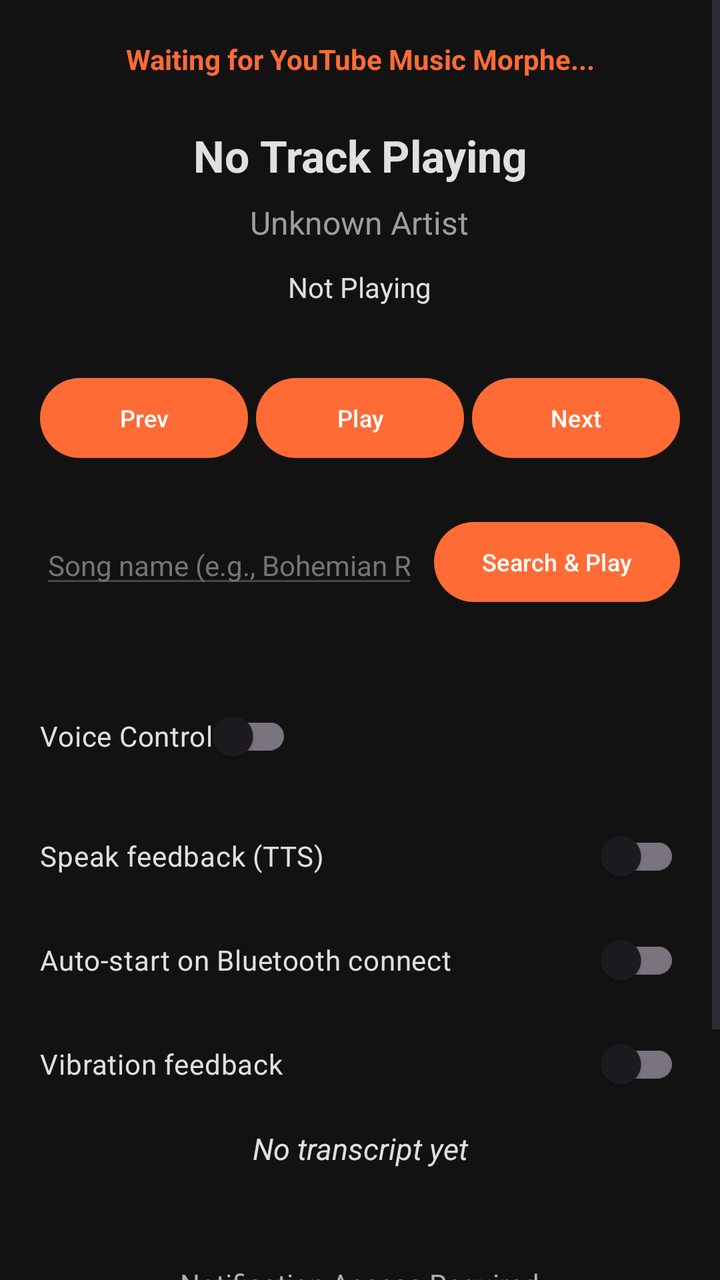
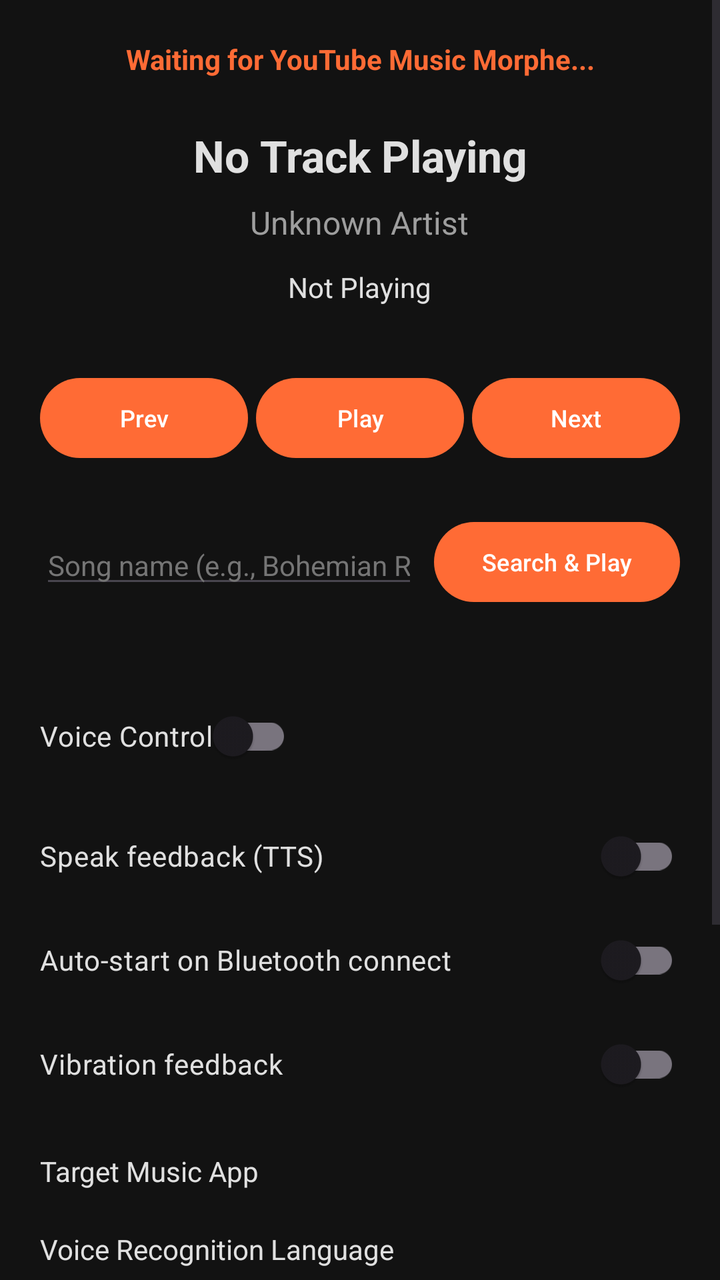

Screens rendered from an Android XML layout before and after an edit, with the pre-edit source and the edit as a unified diff.
<!-- AndroidManifest.xml: application theme Theme.Cadence -->
<!-- res/layout/activity_main.xml -->
<?xml version="1.0" encoding="utf-8"?>
<ScrollView xmlns:android="http://schemas.android.com/apk/res/android"
    android:layout_width="match_parent"
    android:layout_height="match_parent"
    android:fillViewport="true">

    <LinearLayout
        android:layout_width="match_parent"
        android:layout_height="wrap_content"
        android:gravity="center"
        android:orientation="vertical"
        android:padding="20dp">

    
    <TextView
        android:id="@+id/tv_target_status"
        android:layout_width="wrap_content"
        android:layout_height="wrap_content"
        android:gravity="center"
        android:text="@string/target_disconnected"
        android:textColor="@color/primary"
        android:textSize="14sp"
        android:textStyle="bold" />

    
    <TextView
        android:id="@+id/tv_current_track"
        android:layout_width="wrap_content"
        android:layout_height="wrap_content"
        android:layout_marginTop="24dp"
        android:gravity="center"
        android:text="@string/no_track_playing"
        android:textColor="@color/onBackground"
        android:textSize="22sp"
        android:textStyle="bold" />

    
    <TextView
        android:id="@+id/tv_current_artist"
        android:layout_width="wrap_content"
        android:layout_height="wrap_content"
        android:layout_marginTop="8dp"
        android:gravity="center"
        android:text="@string/unknown_artist"
        android:textColor="#9E9E9E"
        android:textSize="16sp" />

    
    <TextView
        android:id="@+id/tv_playback_status"
        android:layout_width="wrap_content"
        android:layout_height="wrap_content"
        android:layout_marginTop="12dp"
        android:gravity="center"
        android:text="@string/status_unknown"
        android:textColor="@color/onBackground"
        android:textSize="14sp" />

    
    <LinearLayout
        android:layout_width="match_parent"
        android:layout_height="wrap_content"
        android:layout_marginTop="32dp"
        android:gravity="center"
        android:orientation="horizontal">

        <Button
            android:id="@+id/btn_previous"
            android:layout_width="0dp"
            android:layout_height="wrap_content"
            android:layout_weight="1"
            android:layout_marginEnd="4dp"
            android:paddingStart="4dp"
            android:paddingEnd="4dp"
            android:textSize="12sp"
            android:maxLines="1"
            android:text="@string/btn_previous" />

        <Button
            android:id="@+id/btn_play_pause"
            android:layout_width="0dp"
            android:layout_height="wrap_content"
            android:layout_weight="1"
            android:paddingStart="4dp"
            android:paddingEnd="4dp"
            android:textSize="12sp"
            android:maxLines="1"
            android:text="@string/btn_play" />

        <Button
            android:id="@+id/btn_next"
            android:layout_width="0dp"
            android:layout_height="wrap_content"
            android:layout_weight="1"
            android:layout_marginStart="4dp"
            android:paddingStart="4dp"
            android:paddingEnd="4dp"
            android:textSize="12sp"
            android:maxLines="1"
            android:text="@string/btn_next" />

    </LinearLayout>

    
    <LinearLayout
        android:layout_width="match_parent"
        android:layout_height="wrap_content"
        android:layout_marginTop="24dp"
        android:gravity="center_vertical"
        android:orientation="horizontal">

        <EditText
            android:id="@+id/et_search_query"
            android:layout_width="0dp"
            android:layout_height="wrap_content"
            android:layout_weight="1"
            android:hint="@string/search_hint"
            android:textColor="@color/onBackground"
            android:textColorHint="#757575"
            android:textSize="14sp"
            android:maxLines="1"
            android:inputType="text" />

        <Button
            android:id="@+id/btn_search_play"
            android:layout_width="wrap_content"
            android:layout_height="wrap_content"
            android:layout_marginStart="8dp"
            android:text="@string/search_button"
            android:textSize="12sp" />

    </LinearLayout>

    <TextView
        android:id="@+id/tv_search_state"
        android:layout_width="wrap_content"
        android:layout_height="wrap_content"
        android:layout_marginTop="8dp"
        android:gravity="center"
        android:textColor="@color/primary"
        android:textSize="14sp" />

    
    <LinearLayout
        android:orientation="horizontal"
        android:layout_width="match_parent"
        android:layout_height="wrap_content"
        android:gravity="center_vertical"
        android:paddingVertical="12dp">

        <androidx.appcompat.widget.SwitchCompat
            android:id="@+id/swVoiceControl"
            android:layout_width="wrap_content"
            android:layout_height="wrap_content"
            android:text="@string/voice_toggle_label"
            android:textColor="@color/onBackground" />

        <TextView
            android:id="@+id/tvVoiceState"
            android:layout_width="0dp"
            android:layout_height="wrap_content"
            android:layout_weight="1"
            android:gravity="end|center_vertical"
            android:textColor="@color/primary"
            android:textSize="14sp" />
    </LinearLayout>

    <androidx.appcompat.widget.SwitchCompat
        android:id="@+id/swTtsFeedback"
        android:layout_width="match_parent"
        android:layout_height="wrap_content"
        android:layout_marginBottom="4dp"
        android:text="@string/tts_toggle_label"
        android:textColor="@color/onBackground" />

    <androidx.appcompat.widget.SwitchCompat
        android:id="@+id/swAutoStartBluetooth"
        android:layout_width="match_parent"
        android:layout_height="wrap_content"
        android:layout_marginBottom="4dp"
        android:text="@string/settings_auto_start_bluetooth"
        android:textColor="@color/onBackground" />

    <androidx.appcompat.widget.SwitchCompat
        android:id="@+id/swVibrationFeedback"
        android:layout_width="match_parent"
        android:layout_height="wrap_content"
        android:layout_marginBottom="8dp"
        android:text="@string/settings_vibration"
        android:textColor="@color/onBackground" />

    <TextView
        android:id="@+id/tvLastTranscript"
        android:layout_width="match_parent"
        android:layout_height="wrap_content"
        android:gravity="center"
        android:textColor="@color/onBackground"
        android:textSize="15sp"
        android:textStyle="italic"
        android:text="@string/transcript_placeholder" />

    
    <TextView
        android:id="@+id/tv_permission_status"
        android:layout_width="wrap_content"
        android:layout_height="wrap_content"
        android:layout_marginTop="48dp"
        android:gravity="center"
        android:text="@string/permission_notification_missing"
        android:textColor="#B0B0B0"
        android:textSize="14sp" />

    <Button
        android:id="@+id/btn_permission_notification"
        style="@style/Widget.Material3.Button.OutlinedButton"
        android:layout_width="wrap_content"
        android:layout_height="wrap_content"
        android:layout_marginTop="12dp"
        android:text="@string/btn_permission_notification" />

    <Button
        android:id="@+id/btnFixRestricted"
        android:layout_width="wrap_content"
        android:layout_height="wrap_content"
        android:layout_marginTop="8dp"
        android:text="@string/fix_restricted_settings"
        android:visibility="gone" />

    <TextView
        android:id="@+id/tvAbout"
        android:layout_width="match_parent"
        android:layout_height="wrap_content"
        android:paddingTop="20dp"
        android:textSize="12sp"
        android:gravity="center"
        android:textColor="#888888"
        android:text="@string/about_text" />

    </LinearLayout>
</ScrollView>
<!-- resources referenced by this layout -->
<resources>
  <color name="onBackground">#E0E0E0</color>
  <color name="primary">#FF6B35</color>
  <string name="about_text">Cadence v1.0.0 · GPL-3.0\nBuilt with ❤ for riders\nhttps://github.com/Seiyoouu/cadence</string>
  <string name="btn_next">Next</string>
  <string name="btn_permission_notification">Grant Notification Access</string>
  <string name="btn_play">Play</string>
  <string name="btn_previous">Prev</string>
  <string name="fix_restricted_settings">Fix Restricted Settings</string>
  <string name="no_track_playing">No Track Playing</string>
  <string name="permission_notification_missing">Notification Access Required</string>
  <string name="search_button">Search &amp; Play</string>
  <string name="search_hint">Song name (e.g., Bohemian Rhapsody)</string>
  <string name="settings_auto_start_bluetooth">Auto-start on Bluetooth connect</string>
  <string name="settings_vibration">Vibration feedback</string>
  <string name="status_unknown">Not Playing</string>
  <string name="target_disconnected">Waiting for YouTube Music Morphe...</string>
  <string name="transcript_placeholder">No transcript yet</string>
  <string name="tts_toggle_label">Speak feedback (TTS)</string>
  <string name="unknown_artist">Unknown Artist</string>
  <string name="voice_toggle_label">Voice Control</string>
  <style name="Theme.Cadence" parent="Theme.Material3.DayNight.NoActionBar">
          <item name="colorPrimary">@color/primary</item>
          <item name="colorOnPrimary">@color/onPrimary</item>
          <item name="android:windowBackground">@color/background</item>
      </style>
  <color name="onPrimary">#FFFFFF</color>
  <color name="background">#121212</color>
</resources>

<!-- the commit's change to res/layout/activity_main.xml (unified diff, before → after) -->
@@ -189,6 +189,65 @@
         android:text="@string/settings_vibration"
         android:textColor="@color/onBackground" />
 
+    
+    <LinearLayout
+        android:id="@+id/layoutTargetPlayer"
+        android:layout_width="match_parent"
+        android:layout_height="wrap_content"
+        android:layout_marginTop="4dp"
+        android:layout_marginBottom="4dp"
+        android:background="?android:attr/selectableItemBackground"
+        android:clickable="true"
+        android:focusable="true"
+        android:orientation="horizontal"
+        android:paddingVertical="8dp">
+
+        <TextView
+            android:layout_width="0dp"
+            android:layout_height="wrap_content"
+            android:layout_weight="1"
+            android:text="@string/target_player_label"
+            android:textColor="@color/onBackground"
+            android:textSize="14sp" />
+
+        <TextView
+            android:id="@+id/tvTargetPlayerValue"
+            android:layout_width="wrap_content"
+            android:layout_height="wrap_content"
+            android:textColor="@color/primary"
+            android:textSize="13sp"
+            android:textStyle="bold" />
+    </LinearLayout>
+
+    
+    <LinearLayout
+        android:id="@+id/layoutVoiceLanguage"
+        android:layout_width="match_parent"
+        android:layout_height="wrap_content"
+        android:layout_marginBottom="12dp"
+        android:background="?android:attr/selectableItemBackground"
+        android:clickable="true"
+        android:focusable="true"
+        android:orientation="horizontal"
+        android:paddingVertical="8dp">
+
+        <TextView
+            android:layout_width="0dp"
+            android:layout_height="wrap_content"
+            android:layout_weight="1"
+            android:text="@string/voice_language_label"
+            android:textColor="@color/onBackground"
+            android:textSize="14sp" />
+
+        <TextView
+            android:id="@+id/tvVoiceLanguageValue"
+            android:layout_width="wrap_content"
+            android:layout_height="wrap_content"
+            android:textColor="@color/primary"
+            android:textSize="13sp"
+            android:textStyle="bold" />
+    </LinearLayout>
+
     <TextView
         android:id="@+id/tvLastTranscript"
         android:layout_width="match_parent"
<!-- resource entries referenced after the edit -->
@@ -16,9 +16,11 @@
   <string name="settings_vibration">Vibration feedback</string>
   <string name="status_unknown">Not Playing</string>
   <string name="target_disconnected">Waiting for YouTube Music Morphe...</string>
+  <string name="target_player_label">Target Music App</string>
   <string name="transcript_placeholder">No transcript yet</string>
   <string name="tts_toggle_label">Speak feedback (TTS)</string>
   <string name="unknown_artist">Unknown Artist</string>
+  <string name="voice_language_label">Voice Recognition Language</string>
   <string name="voice_toggle_label">Voice Control</string>
   <style name="Theme.Cadence" parent="Theme.Material3.DayNight.NoActionBar">
           <item name="colorPrimary">@color/primary</item>
